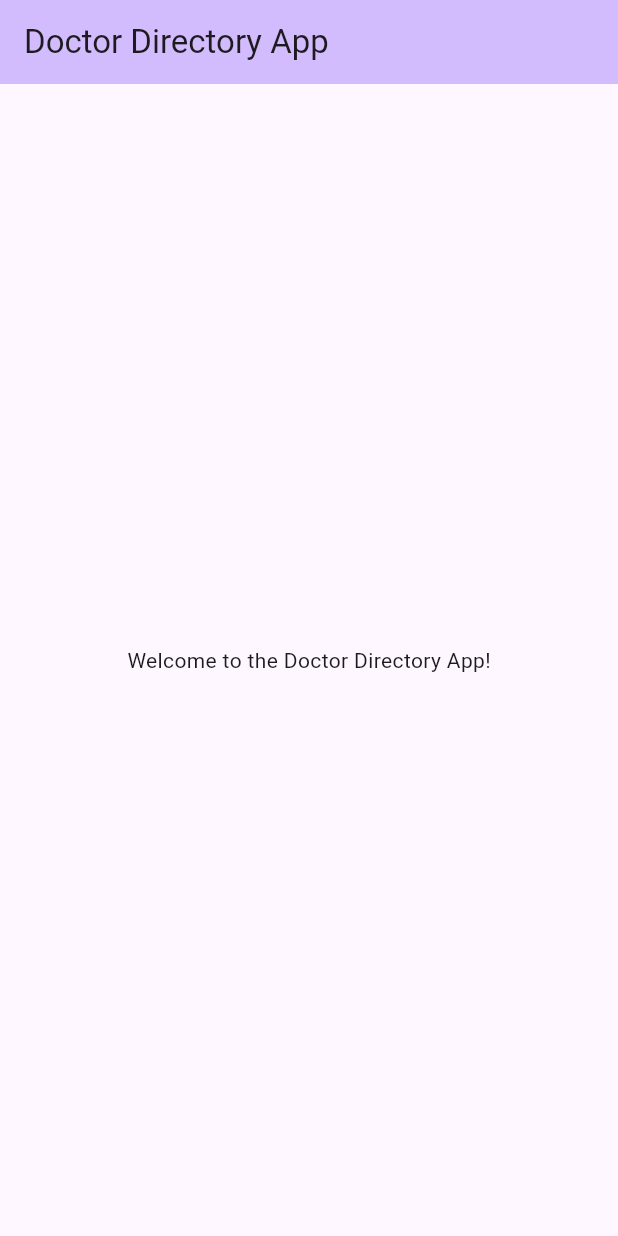
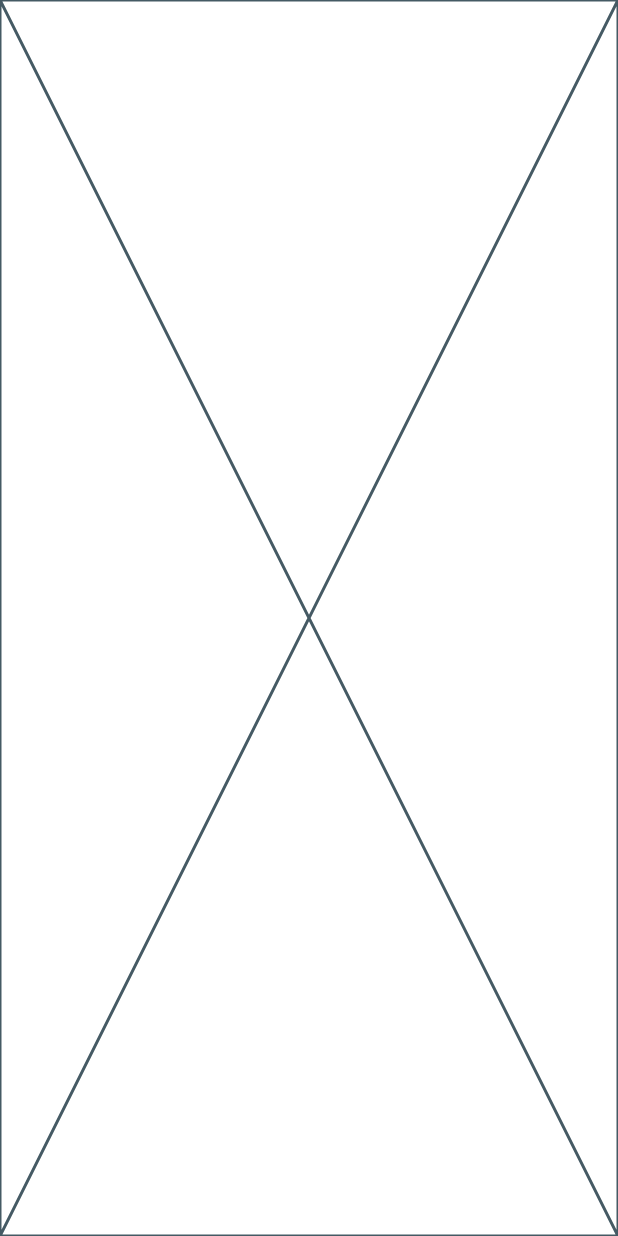
Before and after one commit to NileshUndeTest/doctor-directory-app, a Flutter app: the screen it shows after launch, on a phone screen of 412 x 824 dp. Run offline on Flutter 3.47's test engine with Material 3 defaults, Android fonts, the light colour scheme and no system bars.

Commit message:
doctor page

```diff
--- a/lib/main.dart
+++ b/lib/main.dart
@@ -1,4 +1,6 @@
 import 'package:flutter/material.dart';
+
+import 'screen/doctor_page.dart';
 
 void main() {
   runApp(const MyApp());
@@ -12,34 +14,7 @@ class MyApp extends StatelessWidget {
     return MaterialApp(
       title: 'Doctor Directory App',
       theme: ThemeData(colorScheme: .fromSeed(seedColor: Colors.deepPurple)),
-      home: const MyHomePage(title: 'Doctor Directory App'),
+      home: const DoctorPage(),
     );
   }
 }
-
-class MyHomePage extends StatefulWidget {
-  const MyHomePage({super.key, required this.title});
-
-  final String title;
-
-  @override
-  State<MyHomePage> createState() => _MyHomePageState();
-}
-
-class _MyHomePageState extends State<MyHomePage> {
-  @override
-  Widget build(BuildContext context) {
-    return Scaffold(
-      appBar: AppBar(
-        backgroundColor: Theme.of(context).colorScheme.inversePrimary,
-        title: Text(widget.title),
-      ),
-      body: Center(
-        child: Column(
-          mainAxisAlignment: MainAxisAlignment.center,
-          children: [const Text('Welcome to the Doctor Directory App!')],
-        ),
-      ),
-    );
-  }
-}
--- /dev/null
+++ b/lib/provider/doctor_provider.dart
@@ -0,0 +1,6 @@
+import 'package:flutter/cupertino.dart';
+
+class DoctorProvider with ChangeNotifier{
+  final ApiService _apiService = ApiService();
+
+}
--- /dev/null
+++ b/lib/screen/doctor_page.dart
@@ -0,0 +1,15 @@
+import 'package:flutter/material.dart';
+
+class DoctorPage extends StatefulWidget {
+  const DoctorPage({super.key});
+
+  @override
+  State<DoctorPage> createState() => _DoctorPageState();
+}
+
+class _DoctorPageState extends State<DoctorPage> {
+  @override
+  Widget build(BuildContext context) {
+    return const Placeholder();
+  }
+}
--- /dev/null
+++ b/lib/service/api_service.dart
@@ -0,0 +1,10 @@
+class ApiService {
+  static const String baseUrl ="https://6a5492808547b9f7111c7104.mockapi.io";
+  static const String endpoint = '/api/hackathon/doctor';
+
+
+  static bool _useLocalFallback = false;
+
+  static final List<DoctorModel>
+
+}
--- a/pubspec.yaml
+++ b/pubspec.yaml
@@ -34,6 +34,8 @@ dependencies:
   # The following adds the Cupertino Icons font to your application.
   # Use with the CupertinoIcons class for iOS style icons.
   cupertino_icons: ^1.0.8
+  http: ^1.6.0
+  provider: ^6.1.5+1
 
 dev_dependencies:
   flutter_test:
```
Also changed, not shown: lib/screen/gg.dart (deleted), pubspec.lock.
